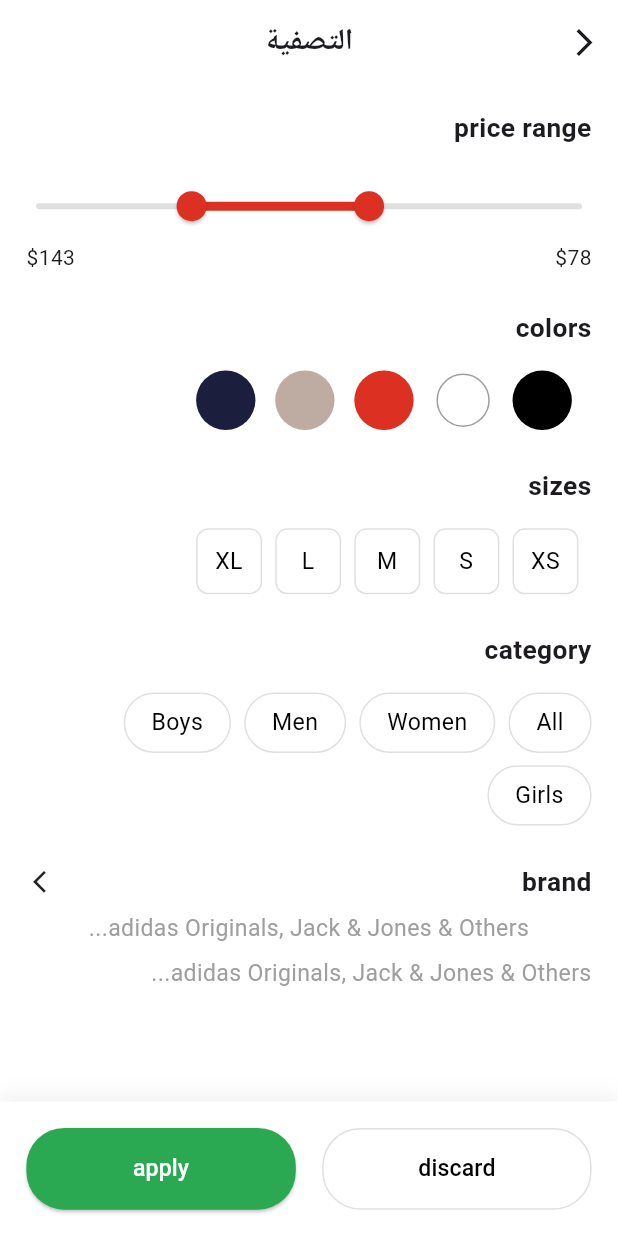
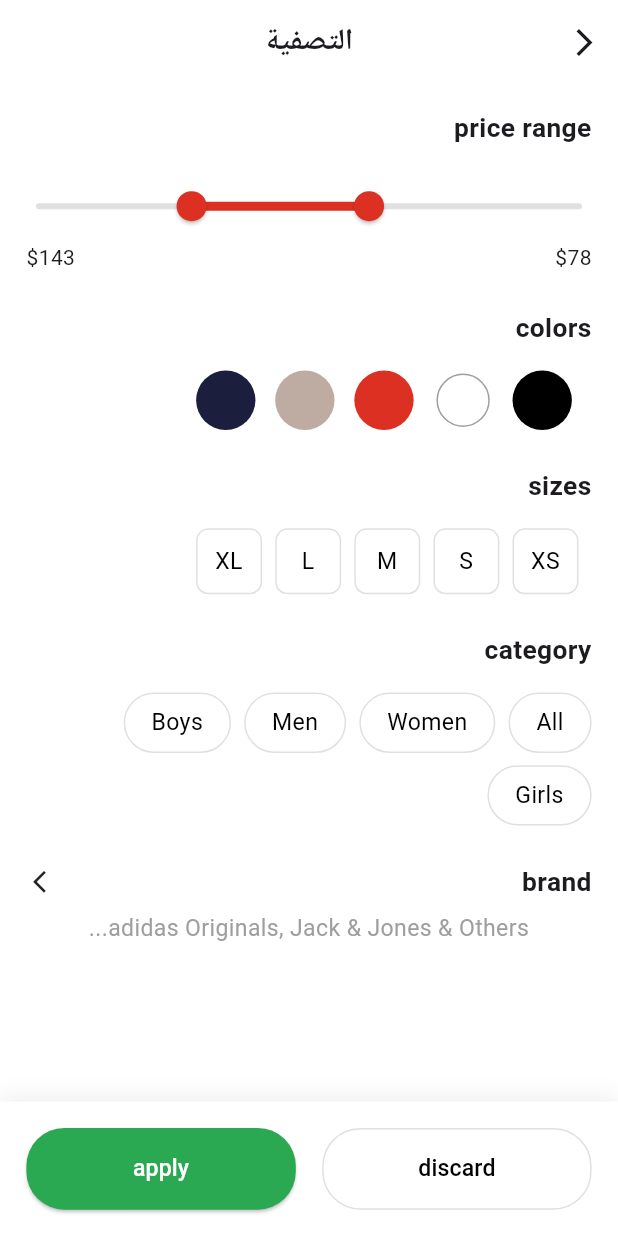
Before and after one commit to ideasandconceptsit/khayat_team1, a Flutter app: the screen it shows after launch, after a tap on the "favorite outline" icon, after a tap on "التصفية", on a phone screen of 412 x 824 dp. Run offline on Flutter 3.47's test engine with Material 3 defaults, Android fonts, the light colour scheme and no system bars; our stand-ins replace dio, flutter_screenutil, get, get_storage; missing offline and left inert: awesome_dio_interceptor; network calls fail.

Commit message:
Peter Elia - Some Edits in Catalog feature

```diff
--- a/lib/features/Catalog2/brand_selector.dart
+++ b/lib/features/Catalog2/brand_selector.dart
@@ -12,6 +12,7 @@ class BrandSelectorPage extends StatelessWidget {
   Widget build(BuildContext context) {
     return Scaffold(
       appBar: AppBar(
+        backgroundColor: Colors.white,
         leading: IconButton(
           icon: Icon(Icons.arrow_back_ios, size: 20.sp),
           onPressed: () => Get.back(),
--- a/lib/features/Catalog2/catalog.dart
+++ b/lib/features/Catalog2/catalog.dart
@@ -27,7 +27,7 @@ class CatalogPage extends StatelessWidget {
                     "Women's tops",
                     style: TextStyle(
                       fontSize: 18.sp,
-                      fontWeight: FontWeight.w600,
+                      fontWeight: FontWeight.w900,
                     ),
                   ),
                   IconButton(
--- a/lib/features/Catalog2/catalog_controller/filter_controller.dart
+++ b/lib/features/Catalog2/catalog_controller/filter_controller.dart
@@ -4,12 +4,11 @@ import 'package:flutter/material.dart';
 class FilterController extends GetxController {
   final RxDouble minPrice = 78.0.obs;
   final RxDouble maxPrice = 143.0.obs;
-  final RxString selectedSize = ''.obs;
+  final RxList<String> selectedSizes = <String>[].obs;
   final RxList<String> selectedCategories = <String>[].obs;
   final RxList<String> selectedColors = <String>[].obs;
   final RxList<String> selectedBrands = <String>[].obs;
 
-  // Make brands list observable
   final RxList<String> brands = <String>[
     'adidas',
     'adidas Originals',
@@ -47,10 +46,10 @@ class FilterController extends GetxController {
   }
 
   void toggleSize(String size) {
-    if (selectedSize.value == size) {
-      selectedSize.value = '';
+    if (selectedSizes.contains(size)) {
+      selectedSizes.remove(size);
     } else {
-      selectedSize.value = size;
+      selectedSizes.add(size);
     }
   }
 
@@ -83,12 +82,11 @@ class FilterController extends GetxController {
   }
 
   void applyFilters() {
-    // Implement filter logic
     Get.back();
   }
 
   void resetFilters() {
-    selectedSize.value = '';
+    selectedSizes.clear();
     selectedCategories.clear();
     selectedColors.clear();
     minPrice.value = 78.0;
--- a/lib/features/Catalog2/filter.dart
+++ b/lib/features/Catalog2/filter.dart
@@ -86,16 +86,6 @@ class FiltersPage extends StatelessWidget {
                     ),
                   ),
                   SizedBox(height: 8.h),
-                  Padding(
-                    padding: EdgeInsets.symmetric(horizontal: 16.w),
-                    child: Text(
-                      'adidas Originals, Jack & Jones & Others...',
-                      style: TextStyle(
-                        color: Colors.grey,
-                        fontSize: 14.sp,
-                      ),
-                    ),
-                  ),
                   SizedBox(height: 24.h),
                 ],
               ),
--- a/lib/features/Catalog2/widgets/category_pills.dart
+++ b/lib/features/Catalog2/widgets/category_pills.dart
@@ -30,6 +30,7 @@ class CategoryPills extends StatelessWidget {
               child: Text(
                 categories[index].tr,
                 style: TextStyle(
+                  fontWeight: FontWeight.w500,
                   color: Colors.white,
                   fontSize: 14.sp,
                 ),
--- a/lib/features/Catalog2/widgets/filter_sort_bar.dart
+++ b/lib/features/Catalog2/widgets/filter_sort_bar.dart
@@ -40,7 +40,10 @@ class FilterSortBar extends StatelessWidget {
           TextButton.icon(
             onPressed: () => Get.to(() => FiltersPage()),
             icon: Icon(Icons.tune, size: 20.sp),
-            label: Text('filters'.tr),
+            label: Text(
+              'filters'.tr,
+              style: TextStyle(fontSize: 11.sp, fontWeight: FontWeight.w400),
+            ),
             style: TextButton.styleFrom(
               foregroundColor: Theme.of(context).colorScheme.secondary,
             ),
@@ -48,7 +51,9 @@ class FilterSortBar extends StatelessWidget {
           Obx(() => TextButton.icon(
                 onPressed: showSortOptions,
                 icon: Icon(Icons.import_export, size: 20.sp),
-                label: Text(sortController.sortText),
+                label: Text(sortController.sortText,
+                    style: TextStyle(
+                        fontSize: 11.sp, fontWeight: FontWeight.w400)),
                 style: TextButton.styleFrom(
                   foregroundColor: Theme.of(context).colorScheme.secondary,
                 ),
--- a/lib/features/Catalog2/widgets/product_card.dart
+++ b/lib/features/Catalog2/widgets/product_card.dart
@@ -1,5 +1,4 @@
 import 'package:flutter/material.dart';
-import 'package:flutter/widgets.dart';
 import 'package:flutter_screenutil/flutter_screenutil.dart';
 import 'package:get/get.dart';
 
@@ -18,8 +17,8 @@ class ProductCard extends StatelessWidget {
     return Column(
       crossAxisAlignment: CrossAxisAlignment.start,
       children: [
-        Expanded(
-          child: Stack(
+        Stack(
+          clipBehavior: Clip.none, // مهم جدًا عشان يظهر جزء اللايك تحت الصورة
           children: [
             ClipRRect(
               borderRadius: BorderRadius.circular(8.r),
@@ -27,6 +26,7 @@ class ProductCard extends StatelessWidget {
                 product.image,
                 fit: BoxFit.cover,
                 width: double.infinity,
+                height: 150.h, // تعديل الارتفاع لو لزم الأمر
               ),
             ),
             if (product.discount != null)
@@ -36,30 +36,13 @@ class ProductCard extends StatelessWidget {
                 child: Container(
                   width: 40.w,
                   height: 24.h,
-                    child: Stack(
-                      children: [
-                        Positioned(
-                          left: 0,
-                          top: 0,
-                          child: Container(
-                            width: 40.w,
-                            height: 24.h,
-                            decoration: ShapeDecoration(
+                  decoration: BoxDecoration(
                     color: Color(0xFFDB3022),
-                              shape: RoundedRectangleBorder(
                     borderRadius: BorderRadius.circular(29.r),
                   ),
-                            ),
-                          ),
-                        ),
-                        Positioned(
-                          left: 5.w,
-                          top: 3.h,
-                          child: SizedBox(
-                            width: 29.w,
+                  alignment: Alignment.center,
                   child: Text(
                     '-${product.discount}%',
-                              textAlign: TextAlign.center,
                     style: TextStyle(
                       color: Colors.white,
                       fontSize: 11.sp,
@@ -68,35 +51,40 @@ class ProductCard extends StatelessWidget {
                   ),
                 ),
               ),
-                      ],
-                    ),
-                  ),
-                ),
             Positioned(
               right: 8.w,
-                top: 8.h,
-                child: Obx(() => GestureDetector(
-                      onTap: () => productController.toggleLike(product.id),
+              top: 110.h,
+              child: Obx(() => Transform.translate(
+                    offset: Offset(0, 10.h),
                     child: Container(
                       padding: EdgeInsets.all(8.w),
                       decoration: BoxDecoration(
                         color: Colors.white,
                         shape: BoxShape.circle,
+                        boxShadow: [
+                          BoxShadow(
+                            color: Colors.black.withOpacity(0.1),
+                            blurRadius: 4,
+                            offset: Offset(0, 2),
                           ),
+                        ],
+                      ),
+                      child: GestureDetector(
+                        onTap: () => productController.toggleLike(product.id),
                         child: Icon(
                           productController.isLiked(product.id)
                               ? Icons.favorite
                               : Icons.favorite_border,
-                          size: 20.sp,
+                          size: 24.sp,
                           color: productController.isLiked(product.id)
                               ? Colors.red
                               : Theme.of(context).colorScheme.secondary,
                         ),
                       ),
+                    ),
                   )),
             ),
           ],
-          ),
         ),
         SizedBox(height: 8.h),
         Row(
--- a/lib/features/Catalog2/widgets/size_selector.dart
+++ b/lib/features/Catalog2/widgets/size_selector.dart
@@ -30,7 +30,7 @@ class SizeSelector extends StatelessWidget {
           padding: EdgeInsets.symmetric(horizontal: 16.w),
           child: Obx(() => Row(
                 children: controller.sizes.map((size) {
-                  final isSelected = controller.selectedSize.value == size;
+                  final isSelected = controller.selectedSizes.contains(size);
                   return Padding(
                     padding: EdgeInsets.only(right: 8.w),
                     child: InkWell(
```
Lines whose indentation alone changed are shown as unchanged.
